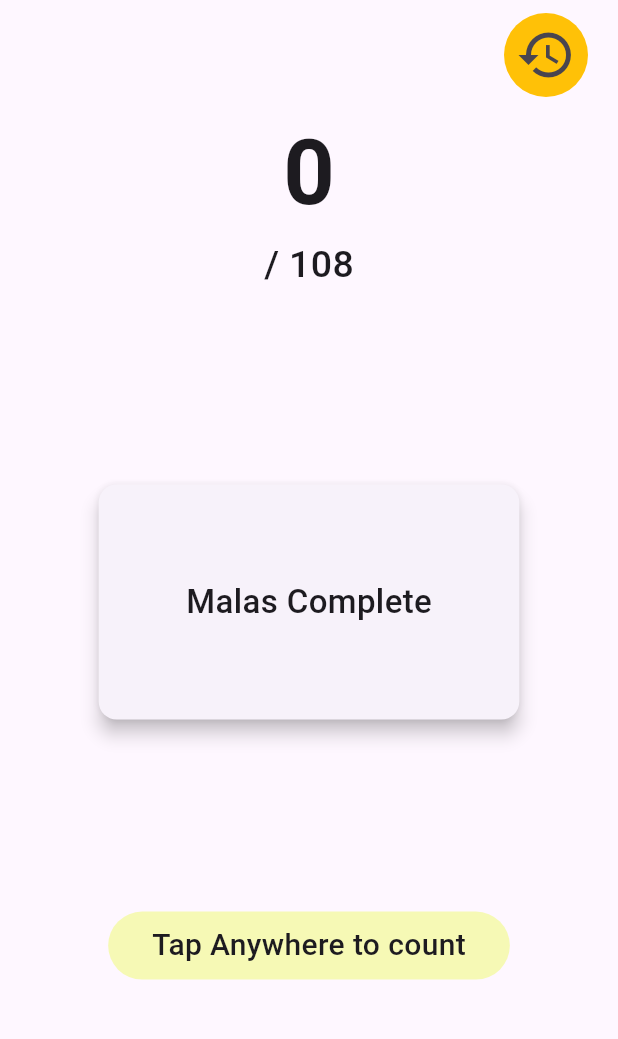
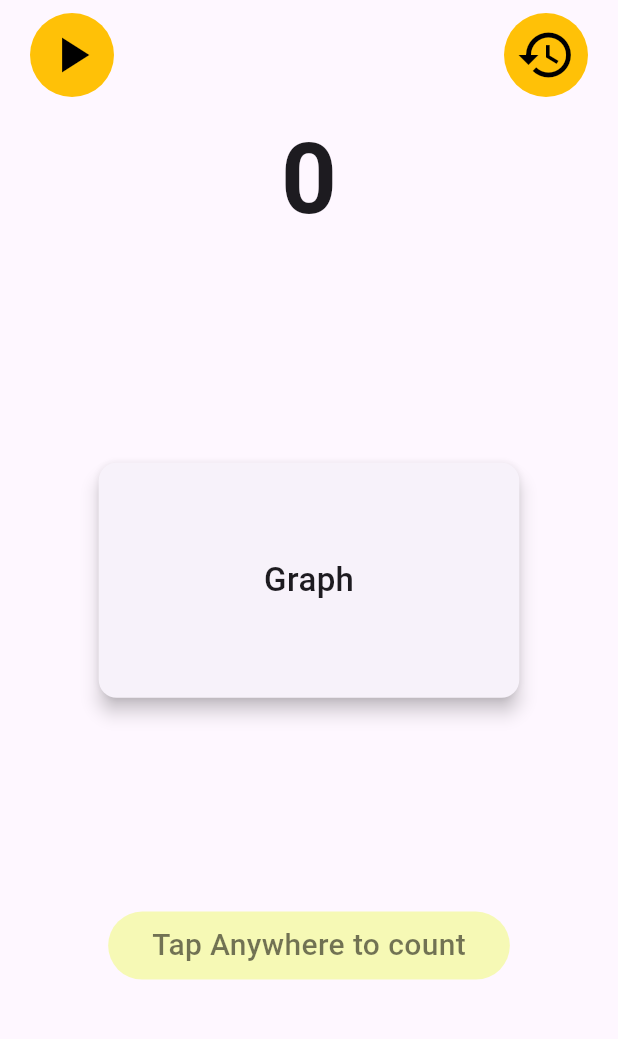
Before and after one commit to hamster336/counter_app, a Flutter app: the screen it shows after launch, on a phone screen of 412 x 824 dp, the part 71-1110 px from its top. Run offline on Flutter 3.47's test engine with Material 3 defaults, Android fonts, the phone set to English and light mode, and no system bars; our stand-ins replace get, hive_ce, hive_ce_flutter; accounts and stored records are empty.

Commit message:
Added storing and resetting

```diff
--- a/lib/main.dart
+++ b/lib/main.dart
@@ -1,12 +1,15 @@
 import 'package:counter_app/models/count_controller.dart';
+import 'package:counter_app/models/local_storage.dart';
 import 'package:counter_app/screens/home_screen.dart';
 import 'package:flutter/material.dart';
 import 'package:flutter/services.dart';
 import 'package:get/get.dart';
 
-void main() {
+void main() async{
   WidgetsFlutterBinding.ensureInitialized();
   SystemChrome.setPreferredOrientations([DeviceOrientation.portraitUp]);
+
+  await LocalStorage.init();
   Get.put(CountController());
 
   runApp(const MyApp());
--- /dev/null
+++ b/lib/models/count.dart
@@ -0,0 +1,14 @@
+import 'package:hive_ce/hive.dart';
+
+part 'count.g.dart';
+
+@HiveType(typeId: 0)
+class Counts extends HiveObject{
+  @HiveField(0) late int count;
+  @HiveField(1) late String date;
+
+  Counts({
+    required this.count,
+    required this.date
+  });
+}
--- a/lib/models/count_controller.dart
+++ b/lib/models/count_controller.dart
@@ -1,11 +1,24 @@
+import 'package:counter_app/models/local_storage.dart';
 import 'package:get/get.dart';
 
 class CountController extends GetxController {
   var count = 0.obs;
+  var startCount = false.obs;
+
+  @override
+  void onInit() {
+    count.value = LocalStorage.getCount(getTime());
+    super.onInit();
+  }
 
   void increment() => count++;
 
   void decrement() => count--;
 
   void resetCount() => count.value = 0;
+
+  static String getTime() {
+    final date = DateTime.now();
+    return '${date.year}${date.month}${date.day}${date.hour}';
+  }
 }
--- /dev/null
+++ b/lib/models/local_storage.dart
@@ -0,0 +1,27 @@
+import 'package:counter_app/models/count.dart';
+import 'package:hive_ce_flutter/hive_flutter.dart';
+
+class LocalStorage {
+  static const String _countsBox = ('counts_box');
+
+  static Future<void> init() async {
+    await Hive.initFlutter();
+    Hive.registerAdapter(CountsAdapter());
+    await Hive.openBox<Counts>(_countsBox);
+  }
+
+  static Future<void> saveCount(Counts data) async {
+    final box = Hive.box<Counts>(_countsBox);
+    await box.put(data.date, data);
+  }
+
+  static int getNumOfDays() {
+    final box = Hive.box<Counts>(_countsBox);
+    return box.length;
+  }
+
+  static int getCount(String time) {
+    final box = Hive.box<Counts>(_countsBox);
+    return box.get(time)?.count ?? 0;
+  }
+}
--- a/lib/screens/home_screen.dart
+++ b/lib/screens/home_screen.dart
@@ -1,15 +1,48 @@
+import 'dart:developer';
+
+import 'package:counter_app/models/count.dart';
 import 'package:counter_app/models/count_controller.dart';
+import 'package:counter_app/models/local_storage.dart';
 import 'package:flutter/material.dart';
 import 'package:get/get.dart';
 
-class HomeScreen extends StatelessWidget {
+class HomeScreen extends StatefulWidget {
   const HomeScreen({super.key});
+
+  @override
+  State<HomeScreen> createState() => _HomeScreenState();
+}
+
+class _HomeScreenState extends State<HomeScreen> with WidgetsBindingObserver {
+  final controller = Get.find<CountController>();
+  bool start = false;
+
+  @override
+  void initState() {
+    super.initState();
+    WidgetsBinding.instance.addObserver(this);
+  }
+
+  @override
+  void dispose() {
+    WidgetsBinding.instance.removeObserver(this);
+    super.dispose();
+  }
+
+  @override
+  void didChangeAppLifecycleState(AppLifecycleState state) async {
+    if (state == AppLifecycleState.paused ||
+        state == AppLifecycleState.inactive) {
+      await LocalStorage.saveCount(
+        Counts(count: 10, date: CountController.getTime()),
+      );
+    }
+  }
 
   @override
   Widget build(BuildContext context) {
     // final isDark = Theme.of(context).brightness == Brightness.dark;
     final size = MediaQuery.of(context).size;
-    final controller = Get.find<CountController>();
 
     return Scaffold(
       appBar: AppBar(
@@ -26,15 +59,61 @@ class HomeScreen extends StatelessWidget {
       ),
 
       body: GestureDetector(
-        onTap: () => controller.increment(),
-        child: Center(
+        onTap: () {
+          if (start) controller.increment();
+        },
+        child: ColoredBox(
+          color: Colors.transparent,
           child: Column(
             crossAxisAlignment: CrossAxisAlignment.center,
             mainAxisAlignment: MainAxisAlignment.center,
             children: [
               Row(
+                mainAxisAlignment: MainAxisAlignment.spaceBetween,
                 children: [
-                  Spacer(),
+                  // start counting
+                  IconButton(
+                    onPressed: () {
+                      Get.defaultDialog(
+                        title: 'Start counting',
+                        titleStyle: TextStyle(
+                          fontSize: 25,
+                          fontWeight: FontWeight.w600,
+                          color: Colors.blue,
+                        ),
+                        middleText: '\tThe counter can now be changed.\t',
+                        middleTextStyle: TextStyle(
+                          fontSize: 20,
+                          fontWeight: FontWeight.w500,
+                        ),
+                        barrierDismissible: false,
+                        cancel: TextButton(
+                          onPressed: () => Get.back(), // pop the dialog box
+                          child: const Text(
+                            'Cancel',
+                            style: TextStyle(fontSize: 20),
+                          ),
+                        ),
+                        confirm: TextButton(
+                          onPressed: () {
+                            Get.back(); // pop dialog box
+                            start = true;
+                          },
+                          child: const Text(
+                            'Start',
+                            style: TextStyle(fontSize: 20, color: Colors.blue),
+                          ),
+                        ),
+                      );
+                    },
+                    icon: Icon(Icons.play_arrow, size: 40),
+                    style: IconButton.styleFrom(
+                      backgroundColor: Colors.amber,
+                      foregroundColor: Colors.black,
+                    ),
+                  ),
+
+                  // reset counting
                   IconButton(
                     onPressed: () {
                       Get.defaultDialog(
@@ -44,7 +123,7 @@ class HomeScreen extends StatelessWidget {
                           fontWeight: FontWeight.w600,
                           color: Colors.red,
                         ),
-                        middleText: 'The counter will be set to zero.',
+                        middleText: '\tThe counter will be set to zero.\t',
                         middleTextStyle: TextStyle(
                           fontSize: 20,
                           fontWeight: FontWeight.w500,
@@ -54,7 +133,7 @@ class HomeScreen extends StatelessWidget {
                           onPressed: () => Get.back(), // pop the dialog box
                           child: const Text(
                             'Cancel',
-                            style: TextStyle(fontSize: 17, color: Colors.blue),
+                            style: TextStyle(fontSize: 20, color: Colors.blue),
                           ),
                         ),
                         confirm: TextButton(
@@ -64,13 +143,16 @@ class HomeScreen extends StatelessWidget {
                           },
                           child: const Text(
                             'Yes',
-                            style: TextStyle(fontSize: 17, color: Colors.red),
+                            style: TextStyle(fontSize: 20, color: Colors.red),
                           ),
                         ),
                       );
                     },
                     icon: Icon(Icons.restore, size: 40),
-                    style: IconButton.styleFrom(backgroundColor: Colors.amber),
+                    style: IconButton.styleFrom(
+                      backgroundColor: Colors.amber,
+                      foregroundColor: Colors.black,
+                    ),
                   ),
                 ],
               ).paddingSymmetric(horizontal: 20),
@@ -80,26 +162,25 @@ class HomeScreen extends StatelessWidget {
               Obx(() {
                 return Text(
                   '${controller.count}',
-                  style: TextStyle(fontSize: 60, fontWeight: FontWeight.w700),
+                  style: TextStyle(fontSize: 65, fontWeight: FontWeight.w700),
                 );
               }),
-              Text(
-                '/ 108',
-                style: TextStyle(fontSize: 25, fontWeight: FontWeight.w500),
-              ),
 
               Spacer(),
               SizedBox(
                 width: size.width * 0.7,
                 height: size.height * 0.2,
+                child: InkWell(
+                  onTap: () => log('${LocalStorage.getNumOfDays()}'),
                   child: Card(
                     elevation: 5,
                     child: Center(
                       child: Text(
-                      'Malas Complete',
+                        'Graph',
                         style: TextStyle(
                           fontSize: 22,
                           fontWeight: FontWeight.w500,
+                        ),
                       ),
                     ),
                   ),
@@ -117,7 +198,11 @@ class HomeScreen extends StatelessWidget {
                 child: Center(
                   child: Text(
                     'Tap Anywhere to count',
-                    style: TextStyle(fontSize: 20, fontWeight: FontWeight.w500),
+                    style: TextStyle(
+                      fontSize: 20,
+                      fontWeight: FontWeight.w500,
+                      color: Colors.black54,
+                    ),
                   ),
                 ),
               ),
--- a/pubspec.yaml
+++ b/pubspec.yaml
@@ -37,6 +37,7 @@ dependencies:
   get: ^4.7.3
   hive_ce: ^2.15.1
   hive_ce_flutter: ^2.3.3
+  fl_chart: ^1.1.1
 
 dev_dependencies:
   flutter_test:
@@ -48,6 +49,8 @@ dev_dependencies:
   # package. See that file for information about deactivating specific lint
   # rules and activating additional ones.
   flutter_lints: ^6.0.0
+  hive_ce_generator: ^1.10.1
+  build_runner: ^2.10.4
 
 # For information on the generic Dart part of this file, see the
 # following page: https://dart.dev/tools/pub/pubspec
```
Also changed, not shown: lib/hive_registrar.g.dart (added), lib/models/count.g.dart (added), pubspec.lock. Lines whose indentation alone changed are shown as unchanged.
